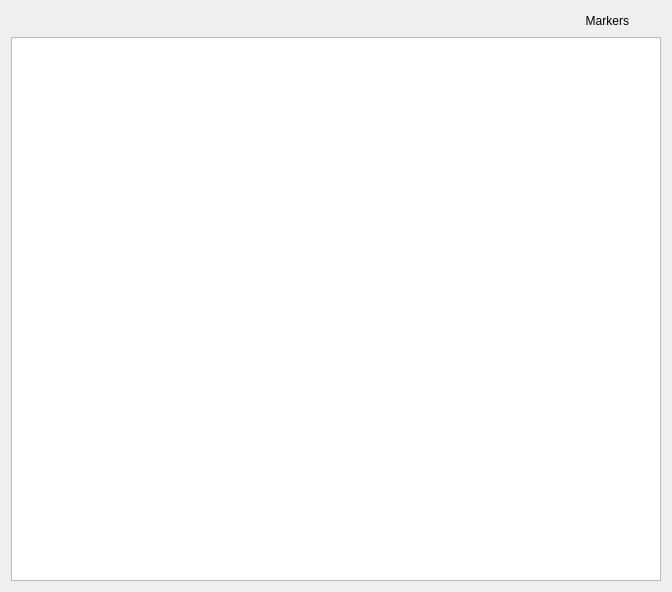
This is forms/form_peak_fitter.ui in usnistgov/qpx-gamma as Qt 5 draws it before an edit. The edited form follows.
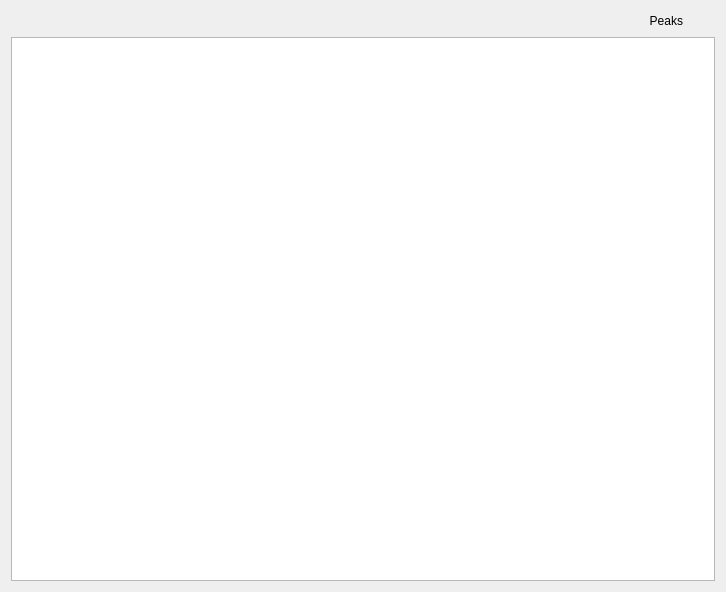
This is the edited form. Icons and pictures are not drawn.

The edit to the form file:
```diff
--- a/forms/form_peak_fitter.ui
+++ b/forms/form_peak_fitter.ui
@@ -6,7 +6,7 @@
    <rect>
     <x>0</x>
     <y>0</y>
-    <width>589</width>
+    <width>726</width>
     <height>592</height>
    </rect>
   </property>
@@ -56,7 +56,7 @@
               </size>
              </property>
              <property name="text">
-              <string>Markers</string>
+              <string>Peaks</string>
              </property>
              <property name="alignment">
               <set>Qt::AlignRight|Qt::AlignTrailing|Qt::AlignVCenter</set>
@@ -96,7 +96,7 @@
              </property>
              <property name="minimumSize">
               <size>
-               <width>650</width>
+               <width>700</width>
                <height>200</height>
               </size>
              </property>
@@ -112,14 +112,6 @@
    </item>
   </layout>
  </widget>
- <customwidgets>
-  <customwidget>
-   <class>WidgetPlotCalib</class>
-   <extends>QWidget</extends>
-   <header>widget_plot_calib.h</header>
-   <container>1</container>
-  </customwidget>
- </customwidgets>
  <resources>
   <include location="qpxres.qrc"/>
  </resources>
```
